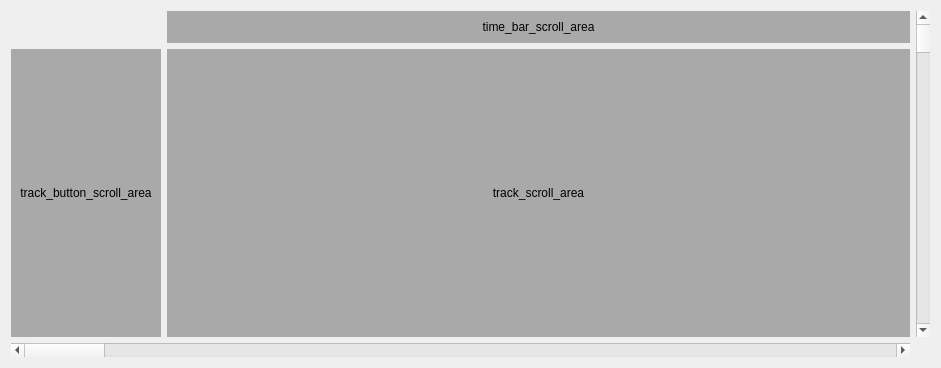
This is code/src/main/resources/base/ui/timeline_scroll_area.ui in felixdittrich92/mission-uncuttable as Qt 5 draws it before an edit. The edited form follows.
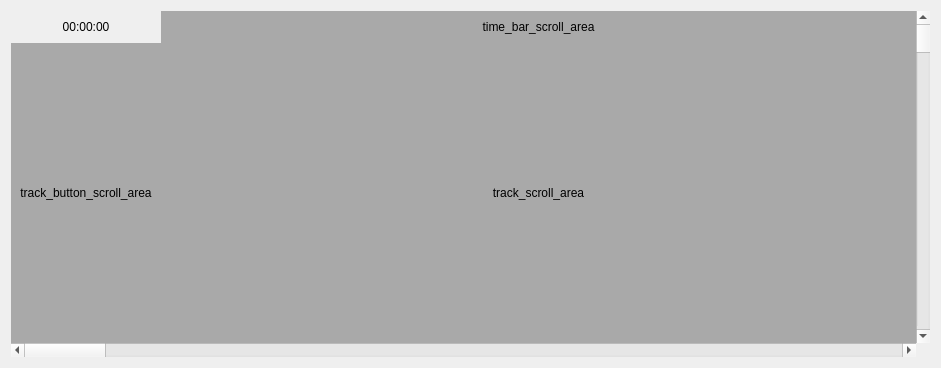
This is the edited form.

Commit message: #188 Backgrounds and Spacing

```diff
--- a/code/src/main/resources/base/ui/timeline_scroll_area.ui
+++ b/code/src/main/resources/base/ui/timeline_scroll_area.ui
@@ -14,6 +14,9 @@
    <string>Form</string>
   </property>
   <layout class="QGridLayout" name="gridLayout">
+   <property name="spacing">
+    <number>0</number>
+   </property>
    <item row="2" column="0" colspan="2">
     <widget class="QScrollBar" name="horizontal_scroll_bar">
      <property name="orientation">
@@ -103,6 +106,16 @@
      </property>
     </widget>
    </item>
+   <item row="0" column="0">
+    <widget class="QLabel" name="time_label">
+     <property name="text">
+      <string>00:00:00</string>
+     </property>
+     <property name="alignment">
+      <set>Qt::AlignCenter</set>
+     </property>
+    </widget>
+   </item>
   </layout>
  </widget>
  <resources/>
```
The commit also changes 4 other files.
